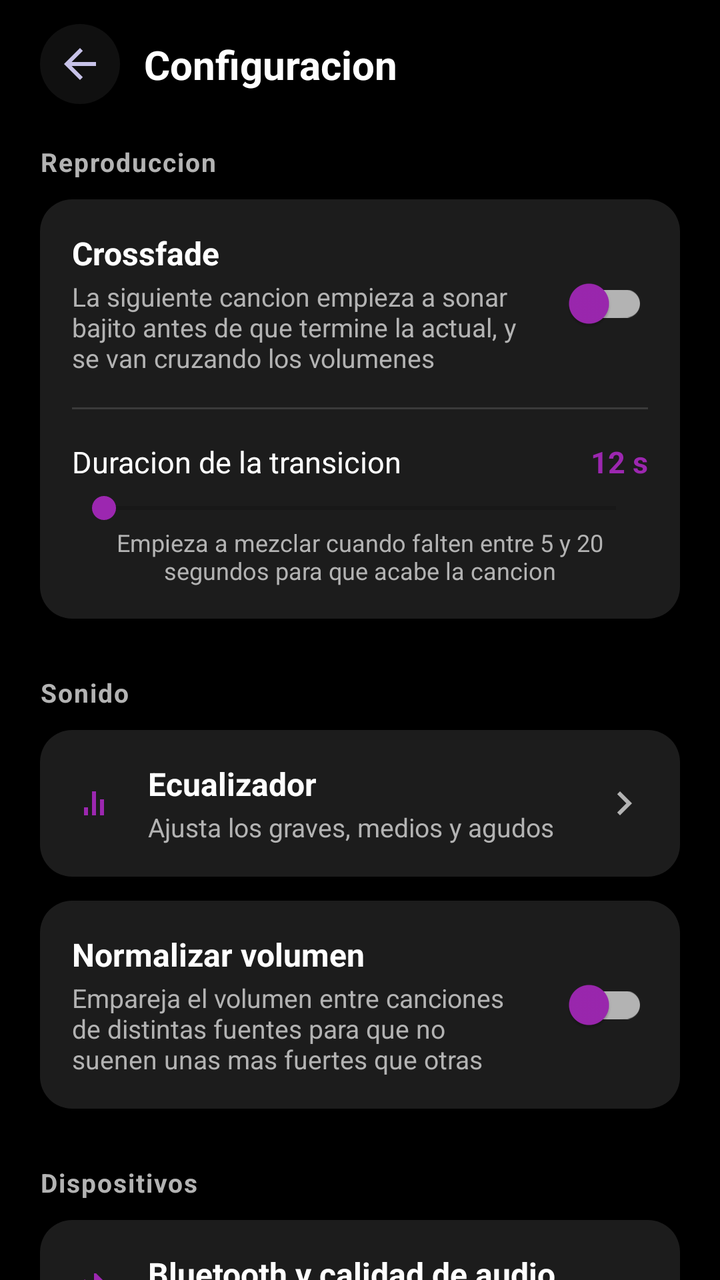
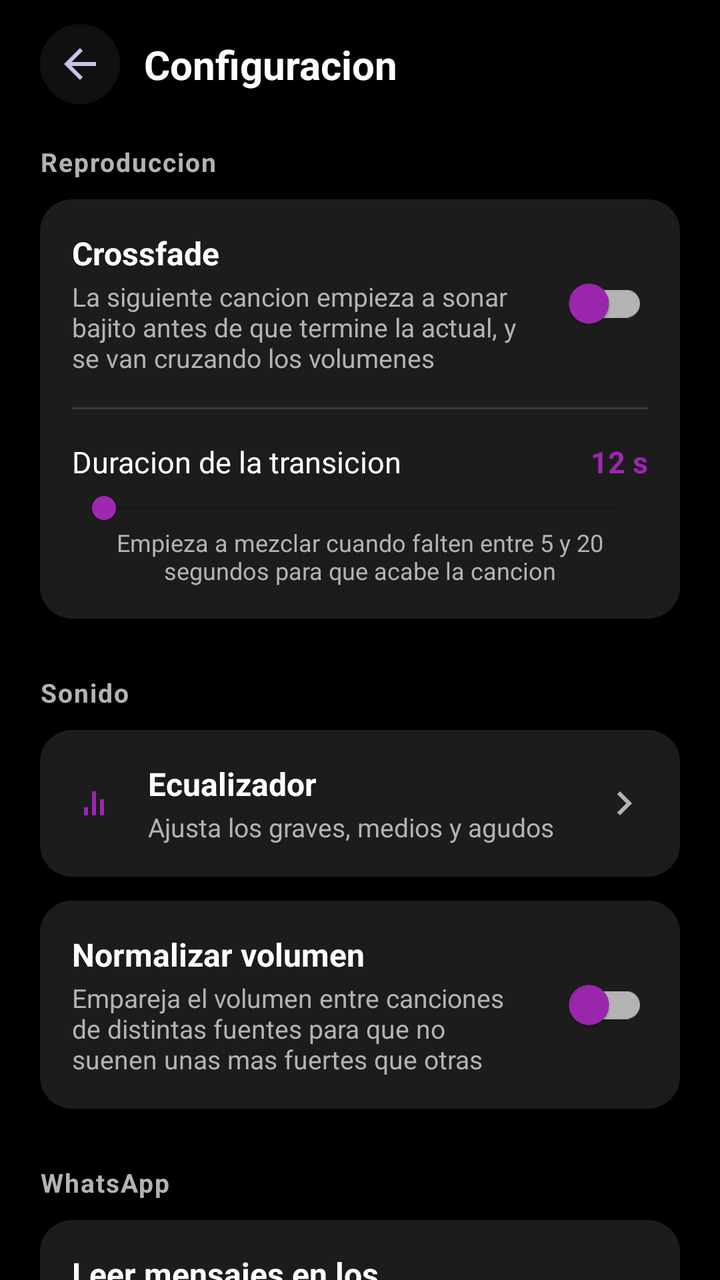

Compare the two renders of this Android layout. The source of the first and the diff that turns it into the second are given below.
<!-- AndroidManifest.xml: activity theme Theme.MP_3 -->
<!-- res/layout/activity_settings.xml -->
<?xml version="1.0" encoding="utf-8"?>
<androidx.constraintlayout.widget.ConstraintLayout
    xmlns:android="http://schemas.android.com/apk/res/android"
    xmlns:app="http://schemas.android.com/apk/res-auto"
    xmlns:tools="http://schemas.android.com/tools"
    android:id="@+id/rootSettingsLayout"
    android:layout_width="match_parent"
    android:layout_height="match_parent"
    android:background="@color/background_dark"
    android:fitsSystemWindows="true"
    tools:context=".SettingsActivity">

    <ImageButton
        android:id="@+id/btnBack"
        android:layout_width="40dp"
        android:layout_height="40dp"
        android:layout_marginTop="12dp"
        android:layout_marginStart="20dp"
        android:background="@drawable/bg_icon_button_circle"
        android:contentDescription="Regresar"
        android:padding="8dp"
        android:src="@drawable/ic_arrow_back"
        app:layout_constraintTop_toTopOf="parent"
        app:layout_constraintStart_toStartOf="parent" />

    <TextView
        android:id="@+id/tvSettingsTitle"
        android:layout_width="0dp"
        android:layout_height="wrap_content"
        android:layout_marginStart="12dp"
        android:text="Configuracion"
        android:textColor="@color/text_primary_light"
        android:textSize="20sp"
        android:textStyle="bold"
        app:layout_constraintTop_toTopOf="@id/btnBack"
        app:layout_constraintBottom_toBottomOf="@id/btnBack"
        app:layout_constraintStart_toEndOf="@id/btnBack"
        app:layout_constraintEnd_toEndOf="parent" />

    <androidx.core.widget.NestedScrollView
        android:layout_width="0dp"
        android:layout_height="0dp"
        android:clipToPadding="false"
        android:paddingBottom="24dp"
        app:layout_constraintTop_toBottomOf="@id/btnBack"
        app:layout_constraintBottom_toBottomOf="parent"
        app:layout_constraintStart_toStartOf="parent"
        app:layout_constraintEnd_toEndOf="parent">

        <LinearLayout
            android:layout_width="match_parent"
            android:layout_height="wrap_content"
            android:orientation="vertical"
            android:paddingHorizontal="20dp"
            android:paddingTop="20dp">

            <TextView
                android:layout_width="wrap_content"
                android:layout_height="wrap_content"
                android:layout_marginBottom="10dp"
                android:text="Reproduccion"
                android:textColor="@color/text_secondary_light"
                android:textSize="13sp"
                android:textStyle="bold"
                android:letterSpacing="0.05" />

            <LinearLayout
                android:layout_width="match_parent"
                android:layout_height="wrap_content"
                android:orientation="vertical"
                android:background="@drawable/bg_item_song"
                android:padding="16dp">

                <LinearLayout
                    android:layout_width="match_parent"
                    android:layout_height="wrap_content"
                    android:orientation="horizontal"
                    android:gravity="center_vertical">

                    <LinearLayout
                        android:layout_width="0dp"
                        android:layout_height="wrap_content"
                        android:layout_weight="1"
                        android:orientation="vertical">

                        <TextView
                            android:layout_width="wrap_content"
                            android:layout_height="wrap_content"
                            android:text="Crossfade"
                            android:textColor="@color/text_primary_light"
                            android:textSize="16sp"
                            android:textStyle="bold" />

                        <TextView
                            android:layout_width="wrap_content"
                            android:layout_height="wrap_content"
                            android:layout_marginTop="2dp"
                            android:text="La siguiente cancion empieza a sonar bajito antes de que termine la actual, y se van cruzando los volumenes"
                            android:textColor="@color/text_secondary_light"
                            android:textSize="13sp" />

                    </LinearLayout>

                    <com.google.android.material.switchmaterial.SwitchMaterial
                        android:id="@+id/switchCrossfade"
                        android:layout_width="wrap_content"
                        android:layout_height="wrap_content"
                        android:layout_marginStart="12dp"
                        app:thumbTint="@color/spotify_green"
                        app:trackTint="@color/spotify_gray" />

                </LinearLayout>

                <View
                    android:layout_width="match_parent"
                    android:layout_height="1dp"
                    android:layout_marginVertical="16dp"
                    android:background="#22FFFFFF" />

                <LinearLayout
                    android:id="@+id/groupCrossfadeDuration"
                    android:layout_width="match_parent"
                    android:layout_height="wrap_content"
                    android:orientation="vertical">

                    <LinearLayout
                        android:layout_width="match_parent"
                        android:layout_height="wrap_content"
                        android:orientation="horizontal">

                        <TextView
                            android:layout_width="0dp"
                            android:layout_height="wrap_content"
                            android:layout_weight="1"
                            android:text="Duracion de la transicion"
                            android:textColor="@color/text_primary_light"
                            android:textSize="15sp" />

                        <TextView
                            android:id="@+id/tvCrossfadeSeconds"
                            android:layout_width="wrap_content"
                            android:layout_height="wrap_content"
                            android:text="12 s"
                            android:textColor="@color/spotify_green"
                            android:textSize="15sp"
                            android:textStyle="bold" />

                    </LinearLayout>

                    <SeekBar
                        android:id="@+id/seekCrossfadeSeconds"
                        android:layout_width="match_parent"
                        android:layout_height="wrap_content"
                        android:layout_marginTop="4dp"
                        android:max="15"
                        android:progressTint="@color/spotify_green"
                        android:thumbTint="@color/spotify_green" />

                    <TextView
                        android:layout_width="match_parent"
                        android:layout_height="wrap_content"
                        android:gravity="center"
                        android:text="Empieza a mezclar cuando falten entre 5 y 20 segundos para que acabe la cancion"
                        android:textColor="@color/text_secondary_light"
                        android:textSize="12sp" />

                </LinearLayout>

            </LinearLayout>

            <TextView
                android:layout_width="wrap_content"
                android:layout_height="wrap_content"
                android:layout_marginTop="28dp"
                android:layout_marginBottom="10dp"
                android:text="Sonido"
                android:textColor="@color/text_secondary_light"
                android:textSize="13sp"
                android:textStyle="bold"
                android:letterSpacing="0.05" />

            <LinearLayout
                android:id="@+id/rowEqualizer"
                android:layout_width="match_parent"
                android:layout_height="wrap_content"
                android:orientation="horizontal"
                android:gravity="center_vertical"
                android:background="@drawable/bg_item_song"
                android:clickable="true"
                android:focusable="true"
                android:padding="16dp">

                <ImageView
                    android:layout_width="24dp"
                    android:layout_height="24dp"
                    android:src="@drawable/ic_equalizer"
                    android:contentDescription="Ecualizador" />

                <LinearLayout
                    android:layout_width="0dp"
                    android:layout_height="wrap_content"
                    android:layout_weight="1"
                    android:layout_marginStart="14dp"
                    android:orientation="vertical">

                    <TextView
                        android:layout_width="wrap_content"
                        android:layout_height="wrap_content"
                        android:text="Ecualizador"
                        android:textColor="@color/text_primary_light"
                        android:textSize="16sp"
                        android:textStyle="bold" />

                    <TextView
                        android:layout_width="wrap_content"
                        android:layout_height="wrap_content"
                        android:layout_marginTop="2dp"
                        android:text="Ajusta los graves, medios y agudos"
                        android:textColor="@color/text_secondary_light"
                        android:textSize="13sp" />

                </LinearLayout>

                <ImageView
                    android:layout_width="24dp"
                    android:layout_height="24dp"
                    android:src="@drawable/ic_chevron_right"
                    android:contentDescription="Abrir" />

            </LinearLayout>

            <LinearLayout
                android:layout_width="match_parent"
                android:layout_height="wrap_content"
                android:layout_marginTop="12dp"
                android:orientation="horizontal"
                android:gravity="center_vertical"
                android:background="@drawable/bg_item_song"
                android:padding="16dp">

                <LinearLayout
                    android:layout_width="0dp"
                    android:layout_height="wrap_content"
                    android:layout_weight="1"
                    android:orientation="vertical">

                    <TextView
                        android:layout_width="wrap_content"
                        android:layout_height="wrap_content"
                        android:text="Normalizar volumen"
                        android:textColor="@color/text_primary_light"
                        android:textSize="16sp"
                        android:textStyle="bold" />

                    <TextView
                        android:layout_width="wrap_content"
                        android:layout_height="wrap_content"
                        android:layout_marginTop="2dp"
                        android:text="Empareja el volumen entre canciones de distintas fuentes para que no suenen unas mas fuertes que otras"
                        android:textColor="@color/text_secondary_light"
                        android:textSize="13sp" />

                </LinearLayout>

                <com.google.android.material.switchmaterial.SwitchMaterial
                    android:id="@+id/switchVolumeNormalization"
                    android:layout_width="wrap_content"
                    android:layout_height="wrap_content"
                    android:layout_marginStart="12dp"
                    app:thumbTint="@color/spotify_green"
                    app:trackTint="@color/spotify_gray" />

            </LinearLayout>

            <TextView
                android:layout_width="wrap_content"
                android:layout_height="wrap_content"
                android:layout_marginTop="28dp"
                android:layout_marginBottom="10dp"
                android:text="Dispositivos"
                android:textColor="@color/text_secondary_light"
                android:textSize="13sp"
                android:textStyle="bold"
                android:letterSpacing="0.05" />

            <LinearLayout
                android:id="@+id/rowBluetooth"
                android:layout_width="match_parent"
                android:layout_height="wrap_content"
                android:orientation="horizontal"
                android:gravity="center_vertical"
                android:background="@drawable/bg_item_song"
                android:clickable="true"
                android:focusable="true"
                android:padding="16dp">

                <ImageView
                    android:layout_width="24dp"
                    android:layout_height="24dp"
                    android:src="@drawable/ic_bluetooth"
                    android:contentDescription="Bluetooth" />

                <LinearLayout
                    android:layout_width="0dp"
                    android:layout_height="wrap_content"
                    android:layout_weight="1"
                    android:layout_marginStart="14dp"
                    android:orientation="vertical">

                    <TextView
                        android:layout_width="wrap_content"
                        android:layout_height="wrap_content"
                        android:text="Bluetooth y calidad de audio"
                        android:textColor="@color/text_primary_light"
                        android:textSize="16sp"
                        android:textStyle="bold" />

                    <TextView
                        android:id="@+id/tvBluetoothSummary"
                        android:layout_width="wrap_content"
                        android:layout_height="wrap_content"
                        android:layout_marginTop="2dp"
                        android:text="Ver bocinas y audifonos conectados"
                        android:textColor="@color/text_secondary_light"
                        android:textSize="13sp" />

                </LinearLayout>

                <ImageView
                    android:layout_width="24dp"
                    android:layout_height="24dp"
                    android:src="@drawable/ic_chevron_right"
                    android:contentDescription="Abrir" />

            </LinearLayout>

            <TextView
                android:layout_width="wrap_content"
                android:layout_height="wrap_content"
                android:layout_marginTop="28dp"
                android:layout_marginBottom="10dp"
                android:text="WhatsApp"
                android:textColor="@color/text_secondary_light"
                android:textSize="13sp"
                android:textStyle="bold"
                android:letterSpacing="0.05" />

            <LinearLayout
                android:layout_width="match_parent"
                android:layout_height="wrap_content"
                android:orientation="vertical"
                android:background="@drawable/bg_item_song"
                android:padding="16dp">

                <LinearLayout
                    android:layout_width="match_parent"
                    android:layout_height="wrap_content"
                    android:orientation="horizontal"
                    android:gravity="center_vertical">

                    <LinearLayout
                        android:layout_width="0dp"
                        android:layout_height="wrap_content"
                        android:layout_weight="1"
                        android:orientation="vertical">

                        <TextView
                            android:layout_width="wrap_content"
                            android:layout_height="wrap_content"
                            android:text="Leer mensajes en los audifonos"
                            android:textColor="@color/text_primary_light"
                            android:textSize="16sp"
                            android:textStyle="bold" />

                        <TextView
                            android:layout_width="wrap_content"
                            android:layout_height="wrap_content"
                            android:layout_marginTop="2dp"
                            android:text="Si llega un mensaje de WhatsApp y tienes bocina o audifonos Bluetooth conectados, se lee en voz alta"
                            android:textColor="@color/text_secondary_light"
                            android:textSize="13sp" />

                    </LinearLayout>

                    <com.google.android.material.switchmaterial.SwitchMaterial
                        android:id="@+id/switchWhatsappReading"
                        android:layout_width="wrap_content"
                        android:layout_height="wrap_content"
                        android:layout_marginStart="12dp"
                        app:thumbTint="@color/spotify_green"
                        app:trackTint="@color/spotify_gray" />

                </LinearLayout>

                <View
                    android:layout_width="match_parent"
                    android:layout_height="1dp"
                    android:layout_marginVertical="16dp"
                    android:background="#22FFFFFF" />

                <LinearLayout
                    android:id="@+id/rowVoicePicker"
                    android:layout_width="match_parent"
                    android:layout_height="wrap_content"
                    android:orientation="horizontal"
                    android:gravity="center_vertical"
                    android:clickable="true"
                    android:focusable="true">

                    <ImageView
                        android:layout_width="24dp"
                        android:layout_height="24dp"
                        android:src="@drawable/ic_mic"
                        android:contentDescription="Voz de lectura" />

                    <LinearLayout
                        android:layout_width="0dp"
                        android:layout_height="wrap_content"
                        android:layout_weight="1"
                        android:layout_marginStart="14dp"
                        android:orientation="vertical">

                        <TextView
                            android:layout_width="wrap_content"
                            android:layout_height="wrap_content"
                            android:text="Voz de lectura"
                            android:textColor="@color/text_primary_light"
                            android:textSize="15sp" />

                        <TextView
                            android:id="@+id/tvVoiceSummary"
                            android:layout_width="wrap_content"
                            android:layout_height="wrap_content"
                            android:layout_marginTop="2dp"
                            android:text="Voz predeterminada del sistema"
                            android:textColor="@color/text_secondary_light"
                            android:textSize="13sp" />

                    </LinearLayout>

                    <ImageView
                        android:layout_width="24dp"
                        android:layout_height="24dp"
                        android:src="@drawable/ic_chevron_right"
                        android:contentDescription="Abrir" />

                </LinearLayout>

                <View
                    android:layout_width="match_parent"
                    android:layout_height="1dp"
                    android:layout_marginVertical="16dp"
                    android:background="#22FFFFFF" />

                <LinearLayout
                    android:id="@+id/rowNotificationAccess"
                    android:layout_width="match_parent"
                    android:layout_height="wrap_content"
                    android:orientation="horizontal"
                    android:gravity="center_vertical"
                    android:clickable="true"
                    android:focusable="true">

                    <ImageView
                        android:layout_width="24dp"
                        android:layout_height="24dp"
                        android:src="@drawable/ic_chat"
                        android:contentDescription="Acceso a notificaciones" />

                    <LinearLayout
                        android:layout_width="0dp"
                        android:layout_height="wrap_content"
                        android:layout_weight="1"
                        android:layout_marginStart="14dp"
                        android:orientation="vertical">

                        <TextView
                            android:layout_width="wrap_content"
                            android:layout_height="wrap_content"
                            android:text="Acceso a notificaciones"
                            android:textColor="@color/text_primary_light"
                            android:textSize="15sp" />

                        <TextView
                            android:id="@+id/tvNotificationAccessStatus"
                            android:layout_width="wrap_content"
                            android:layout_height="wrap_content"
                            android:layout_marginTop="2dp"
                            android:text="Verificando..."
                            android:textColor="@color/text_secondary_light"
                            android:textSize="13sp" />

                    </LinearLayout>

                    <ImageView
                        android:layout_width="24dp"
                        android:layout_height="24dp"
                        android:src="@drawable/ic_chevron_right"
                        android:contentDescription="Abrir" />

                </LinearLayout>

            </LinearLayout>

            <TextView
                android:layout_width="wrap_content"
                android:layout_height="wrap_content"
                android:layout_marginTop="28dp"
                android:layout_marginBottom="10dp"
                android:text="Letras y caratulas"
                android:textColor="@color/text_secondary_light"
                android:textSize="13sp"
                android:textStyle="bold"
                android:letterSpacing="0.05" />

            <LinearLayout
                android:id="@+id/rowLyricsArtStatus"
                android:layout_width="match_parent"
                android:layout_height="wrap_content"
                android:orientation="horizontal"
                android:gravity="center_vertical"
                android:background="@drawable/bg_item_song"
                android:clickable="true"
                android:focusable="true"
                android:padding="16dp">

                <ImageView
                    android:layout_width="24dp"
                    android:layout_height="24dp"
                    android:src="@drawable/ic_playlist"
                    android:contentDescription="Ver estado de letras y caratulas" />

                <LinearLayout
                    android:layout_width="0dp"
                    android:layout_height="wrap_content"
                    android:layout_weight="1"
                    android:layout_marginStart="14dp"
                    android:orientation="vertical">

                    <TextView
                        android:layout_width="wrap_content"
                        android:layout_height="wrap_content"
                        android:text="Ver cuales estan descargadas"
                        android:textColor="@color/text_primary_light"
                        android:textSize="16sp"
                        android:textStyle="bold" />

                    <TextView
                        android:layout_width="wrap_content"
                        android:layout_height="wrap_content"
                        android:layout_marginTop="2dp"
                        android:text="Revisa letra y caratula cancion por cancion"
                        android:textColor="@color/text_secondary_light"
                        android:textSize="13sp" />

                </LinearLayout>

                <ImageView
                    android:layout_width="24dp"
                    android:layout_height="24dp"
                    android:src="@drawable/ic_chevron_right"
                    android:contentDescription="Abrir" />

            </LinearLayout>

        </LinearLayout>

    </androidx.core.widget.NestedScrollView>

</androidx.constraintlayout.widget.ConstraintLayout>
<!-- resources referenced by this layout -->
<resources>
  <color name="background_dark">#000000</color>
  <color name="spotify_gray">#B3B3B3</color>
  <color name="spotify_green">#9C27B0</color>
  <color name="text_primary_light">#FFFFFF</color>
  <color name="text_secondary_light">#B3B3B3</color>
  <!-- drawable bg_icon_button_circle (drawable) -->
  <?xml version="1.0" encoding="utf-8"?>
  <shape xmlns:android="http://schemas.android.com/apk/res/android"
      android:shape="oval">
      <solid android:color="@color/surface_dark" />
  </shape>
  <!-- drawable ic_arrow_back (drawable) -->
  <vector xmlns:android="http://schemas.android.com/apk/res/android"
      android:width="24dp"
      android:height="24dp"
      android:viewportWidth="24"
      android:viewportHeight="24">
      <path
          android:fillColor="#C7C2E8"
          android:pathData="M20,11H7.83l5.59,-5.59L12,4l-8,8 8,8 1.41,-1.41L7.83,13H20v-2z" />
  </vector>
  <!-- drawable ic_bluetooth (drawable) -->
  <vector xmlns:android="http://schemas.android.com/apk/res/android"
      android:width="24dp"
      android:height="24dp"
      android:viewportWidth="24"
      android:viewportHeight="24">
      <path
          android:fillColor="#9C27B0"
          android:pathData="M17.71,7.71L12,2h-1v7.59L6.41,5L5,6.41L10.59,12L5,17.59L6.41,19L11,14.41V22h1l5.71,-5.71l-4.3,-4.29l4.3,-4.29zM13,5.83l1.88,1.88L13,9.59V5.83zM13,14.41l1.88,1.88L13,18.17v-3.76z" />
  </vector>
  <!-- drawable ic_chat (drawable) -->
  <vector xmlns:android="http://schemas.android.com/apk/res/android"
      android:width="24dp"
      android:height="24dp"
      android:viewportWidth="24"
      android:viewportHeight="24">
      <path
          android:fillColor="#9C27B0"
          android:pathData="M20,2H4c-1.1,0 -2,0.9 -2,2v18l4,-4h14c1.1,0 2,-0.9 2,-2V4c0,-1.1 -0.9,-2 -2,-2zM6,9h12v2H6V9zM14,14H6v-2h8v2zM18,8H6V6h12v2z" />
  </vector>
  <!-- drawable ic_chevron_right (drawable) -->
  <vector xmlns:android="http://schemas.android.com/apk/res/android"
      android:width="24dp"
      android:height="24dp"
      android:viewportWidth="24"
      android:viewportHeight="24">
      <path
          android:fillColor="#B3B3B3"
          android:pathData="M8.59,16.59L13.17,12L8.59,7.41L10,6l6,6l-6,6z" />
  </vector>
  <!-- drawable ic_equalizer (drawable) -->
  <vector xmlns:android="http://schemas.android.com/apk/res/android"
      android:width="24dp"
      android:height="24dp"
      android:viewportWidth="24"
      android:viewportHeight="24">
      <path
          android:fillColor="#9C27B0"
          android:pathData="M6,18h2v-4H6v4zM10,18h2V6h-2v12zM14,18h2v-8h-2v8z" />
  </vector>
  <!-- drawable ic_mic (drawable) -->
  <vector xmlns:android="http://schemas.android.com/apk/res/android"
      android:width="24dp"
      android:height="24dp"
      android:viewportWidth="24"
      android:viewportHeight="24">
      <path
          android:fillColor="#C7C2E8"
          android:pathData="M12,14c1.66,0 3,-1.34 3,-3L15,5c0,-1.66 -1.34,-3 -3,-3S9,3.34 9,5v6c0,1.66 1.34,3 3,3zM17.3,11c0,3 -2.54,5.1 -5.3,5.1S6.7,14 6.7,11L5,11c0,3.41 2.72,6.23 6,6.72L11,21h2v-3.28c3.28,-0.48 6,-3.3 6,-6.72h-1.7z" />
  </vector>
  <!-- drawable ic_playlist (drawable) -->
  <vector xmlns:android="http://schemas.android.com/apk/res/android"
      android:width="24dp"
      android:height="24dp"
      android:viewportWidth="24"
      android:viewportHeight="24">
      <path
          android:fillColor="#9C27B0"
          android:pathData="M3,6h12v2H3V6zM3,11h12v2H3v-2zM3,16h7v2H3v-2zM17,13v3h-3v2h3v3h2v-3h3v-2h-3v-3h-2z" />
  </vector>
  <color name="surface_dark">#101010</color>
  <color name="purple_dark">#1C1C1C</color>
  <color name="purple_primary">#9C27B0</color>
  <color name="white">#FFFFFF</color>
  <color name="blue_primary">#9C27B0</color>
  <color name="blue_dark">#0A0A0A</color>
  <!-- unchanged entries left out for length: 2 -->
</resources>

<!-- the commit's change to res/layout/activity_settings.xml (unified diff, before → after) -->
@@ -272,67 +272,6 @@
 
             </LinearLayout>
 
-            <TextView
-                android:layout_width="wrap_content"
-                android:layout_height="wrap_content"
-                android:layout_marginTop="28dp"
-                android:layout_marginBottom="10dp"
-                android:text="Dispositivos"
-                android:textColor="@color/text_secondary_light"
-                android:textSize="13sp"
-                android:textStyle="bold"
-                android:letterSpacing="0.05" />
-
-            <LinearLayout
-                android:id="@+id/rowBluetooth"
-                android:layout_width="match_parent"
-                android:layout_height="wrap_content"
-                android:orientation="horizontal"
-                android:gravity="center_vertical"
-                android:background="@drawable/bg_item_song"
-                android:clickable="true"
-                android:focusable="true"
-                android:padding="16dp">
-
-                <ImageView
-                    android:layout_width="24dp"
-                    android:layout_height="24dp"
-                    android:src="@drawable/ic_bluetooth"
-                    android:contentDescription="Bluetooth" />
-
-                <LinearLayout
-                    android:layout_width="0dp"
-                    android:layout_height="wrap_content"
-                    android:layout_weight="1"
-                    android:layout_marginStart="14dp"
-                    android:orientation="vertical">
-
-                    <TextView
-                        android:layout_width="wrap_content"
-                        android:layout_height="wrap_content"
-                        android:text="Bluetooth y calidad de audio"
-                        android:textColor="@color/text_primary_light"
-                        android:textSize="16sp"
-                        android:textStyle="bold" />
-
-                    <TextView
-                        android:id="@+id/tvBluetoothSummary"
-                        android:layout_width="wrap_content"
-                        android:layout_height="wrap_content"
-                        android:layout_marginTop="2dp"
-                        android:text="Ver bocinas y audifonos conectados"
-                        android:textColor="@color/text_secondary_light"
-                        android:textSize="13sp" />
-
-                </LinearLayout>
-
-                <ImageView
-                    android:layout_width="24dp"
-                    android:layout_height="24dp"
-                    android:src="@drawable/ic_chevron_right"
-                    android:contentDescription="Abrir" />
-
-            </LinearLayout>
 
             <TextView
                 android:layout_width="wrap_content"
<!-- resource entries referenced after the edit -->
@@ -20,16 +20,6 @@
       <path
           android:fillColor="#C7C2E8"
           android:pathData="M20,11H7.83l5.59,-5.59L12,4l-8,8 8,8 1.41,-1.41L7.83,13H20v-2z" />
-  </vector>
-  <!-- drawable ic_bluetooth (drawable) -->
-  <vector xmlns:android="http://schemas.android.com/apk/res/android"
-      android:width="24dp"
-      android:height="24dp"
-      android:viewportWidth="24"
-      android:viewportHeight="24">
-      <path
-          android:fillColor="#9C27B0"
-          android:pathData="M17.71,7.71L12,2h-1v7.59L6.41,5L5,6.41L10.59,12L5,17.59L6.41,19L11,14.41V22h1l5.71,-5.71l-4.3,-4.29l4.3,-4.29zM13,5.83l1.88,1.88L13,9.59V5.83zM13,14.41l1.88,1.88L13,18.17v-3.76z" />
   </vector>
   <!-- drawable ic_chat (drawable) -->
   <vector xmlns:android="http://schemas.android.com/apk/res/android"
